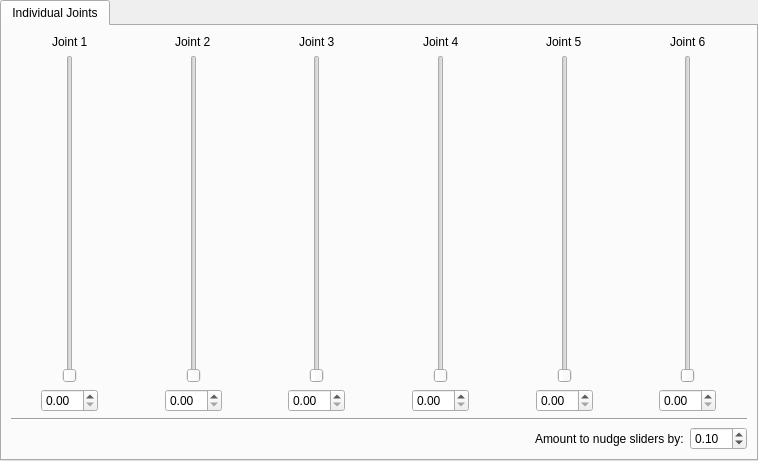
First picture: the form in spear_station/resource/ArmGuiPlugin.ui, repository UofA-SPEAR/software, before the edit.
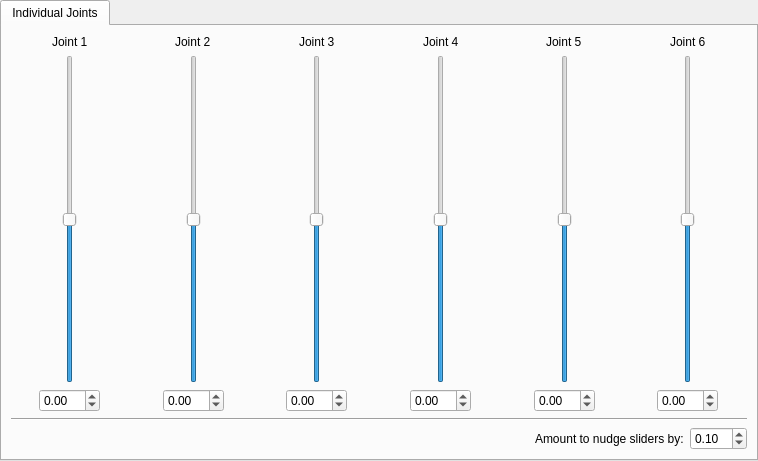
Second picture: the form after the edit. Custom widgets are drawn as their Qt base class.

Commit message:
Add custom DoubleSlider for decimal values from the sliders
Also, set default slider position to 0, and range to +-90.

```diff
--- a/spear_station/resource/ArmGuiPlugin.ui
+++ b/spear_station/resource/ArmGuiPlugin.ui
@@ -27,6 +27,9 @@
        <layout class="QGridLayout" name="joint1GridLayout">
         <item row="2" column="0" alignment="Qt::AlignHCenter">
          <widget class="QDoubleSpinBox" name="joint1SpinBox">
+          <property name="minimum">
+           <double>-90.000000000000000</double>
+          </property>
           <property name="maximum">
            <double>90.000000000000000</double>
           </property>
@@ -43,7 +46,19 @@
          </widget>
         </item>
         <item row="1" column="0" alignment="Qt::AlignHCenter">
-         <widget class="QSlider" name="joint1Slider">
+         <widget class="DoubleSlider" name="joint1Slider">
+          <property name="minimum">
+           <number>-9000</number>
+          </property>
+          <property name="maximum">
+           <number>9000</number>
+          </property>
+          <property name="singleStep">
+           <number>100</number>
+          </property>
+          <property name="pageStep">
+           <number>1000</number>
+          </property>
           <property name="orientation">
            <enum>Qt::Vertical</enum>
           </property>
@@ -61,7 +76,19 @@
          </widget>
         </item>
         <item row="1" column="0" alignment="Qt::AlignHCenter">
-         <widget class="QSlider" name="joint2Slider">
+         <widget class="DoubleSlider" name="joint2Slider">
+          <property name="minimum">
+           <number>-9000</number>
+          </property>
+          <property name="maximum">
+           <number>9000</number>
+          </property>
+          <property name="singleStep">
+           <number>100</number>
+          </property>
+          <property name="pageStep">
+           <number>1000</number>
+          </property>
           <property name="orientation">
            <enum>Qt::Vertical</enum>
           </property>
@@ -69,6 +96,9 @@
         </item>
         <item row="2" column="0" alignment="Qt::AlignHCenter">
          <widget class="QDoubleSpinBox" name="joint2SpinBox">
+          <property name="minimum">
+           <double>-90.000000000000000</double>
+          </property>
           <property name="maximum">
            <double>90.000000000000000</double>
           </property>
@@ -89,7 +119,19 @@
          </widget>
         </item>
         <item row="1" column="0" alignment="Qt::AlignHCenter">
-         <widget class="QSlider" name="joint3Slider">
+         <widget class="DoubleSlider" name="joint3Slider">
+          <property name="minimum">
+           <number>-9000</number>
+          </property>
+          <property name="maximum">
+           <number>9000</number>
+          </property>
+          <property name="singleStep">
+           <number>100</number>
+          </property>
+          <property name="pageStep">
+           <number>1000</number>
+          </property>
           <property name="orientation">
            <enum>Qt::Vertical</enum>
           </property>
@@ -97,6 +139,9 @@
         </item>
         <item row="2" column="0" alignment="Qt::AlignHCenter">
          <widget class="QDoubleSpinBox" name="joint3SpinBox">
+          <property name="minimum">
+           <double>-90.000000000000000</double>
+          </property>
           <property name="maximum">
            <double>90.000000000000000</double>
           </property>
@@ -117,7 +162,19 @@
          </widget>
         </item>
         <item row="1" column="0" alignment="Qt::AlignHCenter">
-         <widget class="QSlider" name="joint4Slider">
+         <widget class="DoubleSlider" name="joint4Slider">
+          <property name="minimum">
+           <number>-9000</number>
+          </property>
+          <property name="maximum">
+           <number>9000</number>
+          </property>
+          <property name="singleStep">
+           <number>100</number>
+          </property>
+          <property name="pageStep">
+           <number>1000</number>
+          </property>
           <property name="orientation">
            <enum>Qt::Vertical</enum>
           </property>
@@ -125,6 +182,9 @@
         </item>
         <item row="2" column="0" alignment="Qt::AlignHCenter">
          <widget class="QDoubleSpinBox" name="joint4SpinBox">
+          <property name="minimum">
+           <double>-90.000000000000000</double>
+          </property>
           <property name="maximum">
            <double>90.000000000000000</double>
           </property>
@@ -145,7 +205,19 @@
          </widget>
         </item>
         <item row="1" column="0" alignment="Qt::AlignHCenter">
-         <widget class="QSlider" name="joint5Slider">
+         <widget class="DoubleSlider" name="joint5Slider">
+          <property name="minimum">
+           <number>-9000</number>
+          </property>
+          <property name="maximum">
+           <number>9000</number>
+          </property>
+          <property name="singleStep">
+           <number>100</number>
+          </property>
+          <property name="pageStep">
+           <number>1000</number>
+          </property>
           <property name="orientation">
            <enum>Qt::Vertical</enum>
           </property>
@@ -153,6 +225,9 @@
         </item>
         <item row="2" column="0" alignment="Qt::AlignHCenter">
          <widget class="QDoubleSpinBox" name="joint5SpinBox">
+          <property name="minimum">
+           <double>-90.000000000000000</double>
+          </property>
           <property name="maximum">
            <double>90.000000000000000</double>
           </property>
@@ -173,7 +248,19 @@
          </widget>
         </item>
         <item row="1" column="0" alignment="Qt::AlignHCenter">
-         <widget class="QSlider" name="joint6Slider">
+         <widget class="DoubleSlider" name="joint6Slider">
+          <property name="minimum">
+           <number>-9000</number>
+          </property>
+          <property name="maximum">
+           <number>9000</number>
+          </property>
+          <property name="singleStep">
+           <number>100</number>
+          </property>
+          <property name="pageStep">
+           <number>1000</number>
+          </property>
           <property name="orientation">
            <enum>Qt::Vertical</enum>
           </property>
@@ -181,6 +268,9 @@
         </item>
         <item row="2" column="0" alignment="Qt::AlignHCenter">
          <widget class="QDoubleSpinBox" name="joint6SpinBox">
+          <property name="minimum">
+           <double>-90.000000000000000</double>
+          </property>
           <property name="maximum">
            <double>90.000000000000000</double>
           </property>
@@ -224,6 +314,13 @@
    </layout>
   </widget>
  </widget>
+ <customwidgets>
+  <customwidget>
+   <class>DoubleSlider</class>
+   <extends>QSlider</extends>
+   <header>spear_station.rqt_arm_gui.double_slider</header>
+  </customwidget>
+ </customwidgets>
  <tabstops>
   <tabstop>joint1Slider</tabstop>
   <tabstop>joint2Slider</tabstop>
```
The commit also changes 2 other files.
